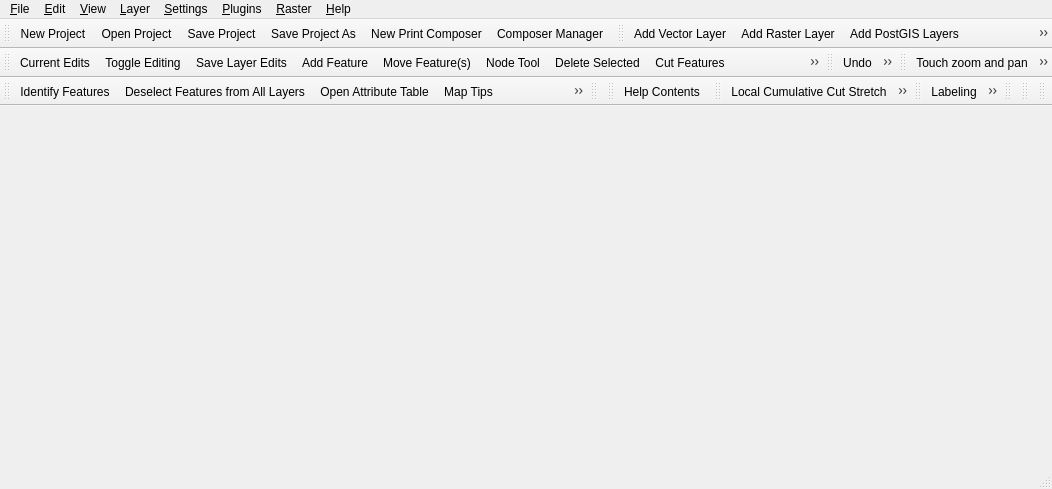
This is src/ui/qgisapp.ui in qgis/QGIS as Qt 5 draws it before an edit. The edited form follows.
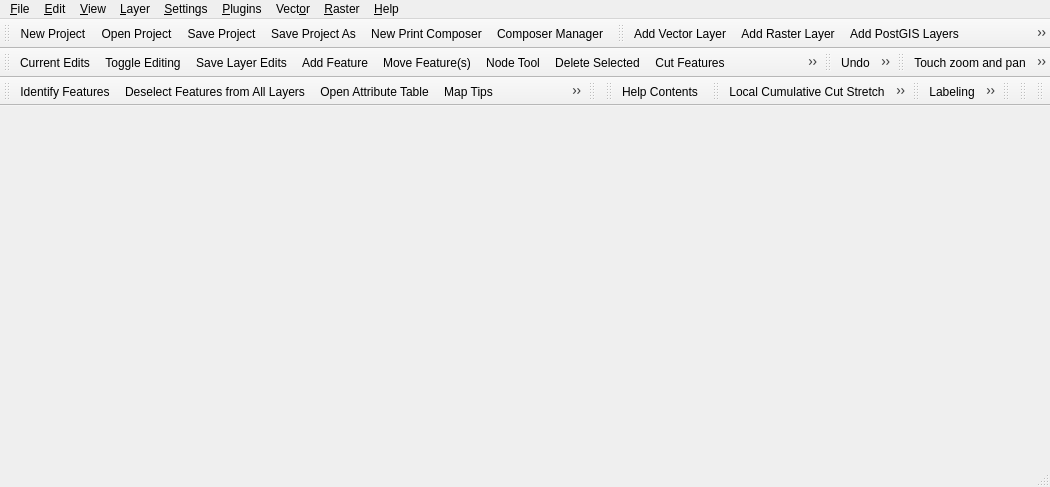
This is the edited form. Icons and pictures are not drawn.

Commit message: Define OpenStreetMap actions in .ui file and make Vector menu permanent

```diff
--- a/src/ui/qgisapp.ui
+++ b/src/ui/qgisapp.ui
@@ -6,8 +6,8 @@
    <rect>
     <x>0</x>
     <y>0</y>
-    <width>1052</width>
-    <height>489</height>
+    <width>1050</width>
+    <height>487</height>
    </rect>
   </property>
   <widget class="QWidget" name="centralwidget"/>
@@ -16,8 +16,8 @@
     <rect>
      <x>0</x>
      <y>0</y>
-     <width>1052</width>
-     <height>24</height>
+     <width>1050</width>
+     <height>23</height>
     </rect>
    </property>
    <widget class="QMenu" name="mEditMenu">
@@ -224,12 +224,27 @@
     </property>
     <addaction name="mActionShowRasterCalculator"/>
    </widget>
+   <widget class="QMenu" name="mVectorMenu">
+    <property name="title">
+     <string>Vect&amp;or</string>
+    </property>
+    <widget class="QMenu" name="menuOpenStreetMap">
+     <property name="title">
+      <string>&amp;OpenStreetMap</string>
+     </property>
+     <addaction name="mActionOSMDownload"/>
+     <addaction name="mActionOSMImport"/>
+     <addaction name="mActionOSMExport"/>
+    </widget>
+    <addaction name="menuOpenStreetMap"/>
+   </widget>
    <addaction name="mFileMenu"/>
    <addaction name="mEditMenu"/>
    <addaction name="mViewMenu"/>
    <addaction name="mLayerMenu"/>
    <addaction name="mSettingsMenu"/>
    <addaction name="mPluginMenu"/>
+   <addaction name="mVectorMenu"/>
    <addaction name="mRasterMenu"/>
    <addaction name="mHelpMenu"/>
   </widget>
```
Left out of the diff: 15 changed lines with no effect on the pictures. The commit also changes 2 other files.
